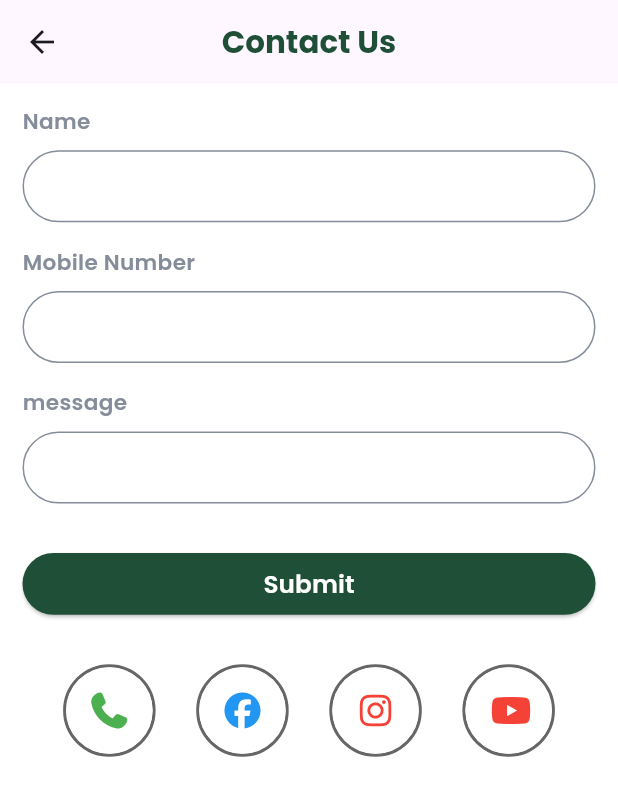
After one commit to amrelmaadawy/fruit-app, a Flutter app: the SupportMobileView screen opened directly, on a phone screen of 412 x 824 dp. The commit adds this screen. Shown: the top 796 px of the screen. Run offline on Flutter 3.47's test engine with Material 3 defaults, Android fonts, the phone set to English and light mode, and no system bars; our stand-ins replace font_awesome_flutter, pin_code_fields, salomon_bottom_bar, shared_preferences, smooth_page_indicator; accounts and stored records are empty.

```diff
--- /dev/null
+++ b/lib/features/more/views/mobile/support_mobile_view.dart
@@ -0,0 +1,96 @@
+import 'package:flutter/material.dart';
+import 'package:font_awesome_flutter/font_awesome_flutter.dart';
+import 'package:fruit_app/core/components/custom_elevated_button.dart';
+import 'package:fruit_app/core/components/custom_text_form_field.dart';
+import 'package:fruit_app/core/responsive/size_config.dart';
+import 'package:fruit_app/core/utils/app_colors.dart';
+import 'package:fruit_app/core/utils/app_size.dart';
+import 'package:fruit_app/features/more/views/widgets/custom_contact_account.dart';
+
+class SupportMobileView extends StatelessWidget {
+  const SupportMobileView({super.key});
+
+  @override
+  Widget build(BuildContext context) {
+    TextEditingController nameController = TextEditingController();
+    TextEditingController mobileNumberController = TextEditingController();
+    TextEditingController messageController = TextEditingController();
+    return Scaffold(
+      appBar: AppBar(
+        centerTitle: true,
+        title: Text(
+          'Contact Us',
+          style: TextStyle(
+            fontSize: 5.sp,
+            fontWeight: FontWeight.bold,
+            color: kPrimaryColor,
+          ),
+        ),
+      ),
+      body: SafeArea(
+        child: Padding(
+          padding: const EdgeInsets.all(kDefHomePadding),
+          child: Column(
+            children: [
+              CustomTextFormField(
+                controller: nameController,
+                text: 'Name',
+                labelText: '',
+                validator: (v) {
+                  return null;
+                },
+                keyboardType: TextInputType.text,
+              ),
+              SizedBox(height: 2.h),
+              CustomTextFormField(
+                controller: mobileNumberController,
+                text: 'Mobile Number',
+                labelText: '',
+                validator: (v) {
+                  return null;
+                },
+                keyboardType: TextInputType.number,
+              ),
+              SizedBox(height: 2.h),
+
+              CustomTextFormField(
+                controller: messageController,
+                text: 'message',
+                labelText: '',
+                validator: (v) {
+                  return null;
+                },
+                keyboardType: TextInputType.text,
+              ),
+              SizedBox(height: 4.h),
+              CustomElevatedButton(onPressed: () {}, text: 'Submit'),
+              SizedBox(height: 4.h),
+
+              Row(
+                mainAxisAlignment: MainAxisAlignment.spaceEvenly,
+                children: [
+                  CustomContactAccount(
+                    icon: FontAwesomeIcons.phone,
+                    iconColor: Colors.green,
+                  ),
+                  CustomContactAccount(
+                    icon: FontAwesomeIcons.facebook,
+                    iconColor: Colors.blue,
+                  ),
+                  CustomContactAccount(
+                    icon: FontAwesomeIcons.instagram,
+                    iconColor: Colors.red,
+                  ),
+                  CustomContactAccount(
+                    icon: FontAwesomeIcons.youtube,
+                    iconColor: Colors.red,
+                  ),
+                ],
+              ),
+            ],
+          ),
+        ),
+      ),
+    );
+  }
+}
--- a/lib/features/more/views/mobile_landscape/more_mobile_landscape_view.dart
+++ b/lib/features/more/views/mobile_landscape/more_mobile_landscape_view.dart
@@ -3,7 +3,6 @@ import 'package:fruit_app/core/components/custom_elevated_button.dart';
 import 'package:fruit_app/core/responsive/size_config.dart';
 import 'package:fruit_app/core/utils/app_colors.dart';
 import 'package:fruit_app/features/more/profile_view.dart';
-import 'package:fruit_app/features/more/views/mobile/profile_mobile_view.dart';
 import 'package:fruit_app/features/more/views/support_view.dart';
 import 'package:fruit_app/features/more/views/terms_and_conditions_view.dart';
 import 'package:fruit_app/features/more/views/widgets/custom_profile_button.dart';
--- a/lib/features/more/views/widgets/custom_contact_account.dart
+++ b/lib/features/more/views/widgets/custom_contact_account.dart
@@ -3,20 +3,26 @@ import 'package:fruit_app/core/responsive/size_config.dart';
 import 'package:fruit_app/core/utils/app_colors.dart';
 
 class CustomContactAccount extends StatelessWidget {
-  const CustomContactAccount({super.key, required this.icon, required this.iconColor});
+  const CustomContactAccount({
+    super.key,
+    required this.icon,
+    required this.iconColor,
+  });
   final IconData icon;
   final Color iconColor;
   @override
   Widget build(BuildContext context) {
+    bool isLandscape =
+        MediaQuery.of(context).orientation == Orientation.landscape;
     return Container(
       decoration: BoxDecoration(
         border: Border.all(color: kBorderColor, width: 2),
         borderRadius: BorderRadius.circular(50),
       ),
       child: CircleAvatar(
-        radius: 7.sp,
+        radius: isLandscape ? 3.2.sp : 7.sp,
         backgroundColor: Colors.white,
-        child: Icon(icon,color:iconColor ,),
+        child: Icon(icon, color: iconColor),
       ),
     );
   }
```
Also changed, not shown: lib/features/more/views/mobile_landscape/support_mobile_landscape.dart (added, +112 -0 lines), lib/features/more/views/mobile_landscape/terms_and_conditions_view.dart (added, +12 -0 lines), lib/features/more/views/support_view.dart (+4 -87 lines).
